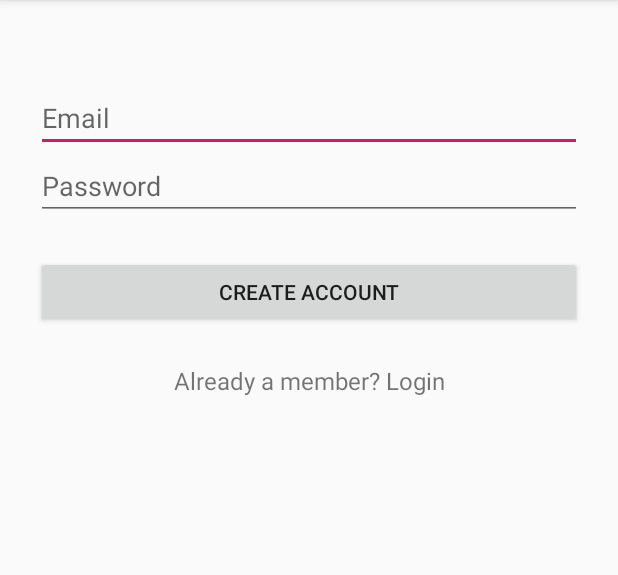
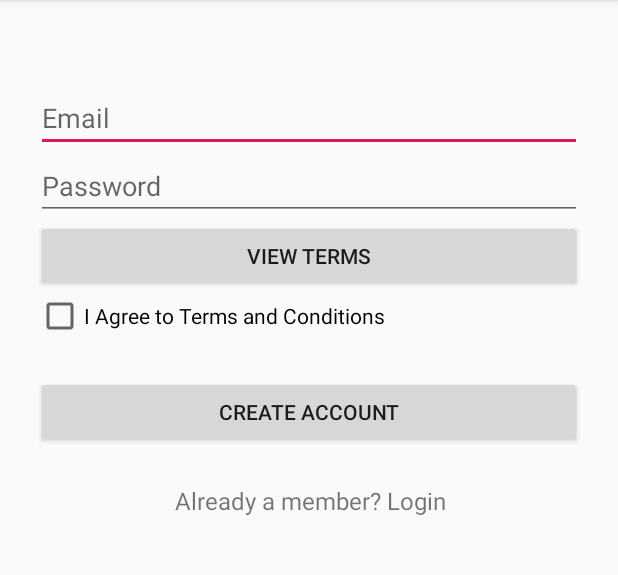
Before and after one commit to zain18/Android-App, an Android app: the signup_activity screen opened directly, with no data from a screen before it, on a phone screen of 412 x 824 dp, the part 84-659 px from its top. Run offline under Robolectric (Android 15) with nearby library versions, the phone set to English and light mode, and no system bars; our stand-ins replace Firebase (no records; nobody signed in at launch, a user with empty details on screens opened directly).

Commit message:
Added terms checkbox and view terms button

```diff
--- a/app/src/main/java/com/example/eversmileproject/MainActivity.java
+++ b/app/src/main/java/com/example/eversmileproject/MainActivity.java
@@ -6,6 +6,7 @@ import android.support.v7.app.AppCompatActivity;
 import android.os.Bundle;
 import android.view.View;
 import android.widget.Button;
+import android.widget.CheckBox;
 import com.google.firebase.auth.FirebaseAuth;
 
 
--- a/app/src/main/java/com/example/eversmileproject/signup_activity.java
+++ b/app/src/main/java/com/example/eversmileproject/signup_activity.java
@@ -12,6 +12,7 @@ import android.widget.EditText;
 import android.widget.ProgressBar;
 import android.widget.TextView;
 import android.widget.Toast;
+import android.widget.CheckBox;
 import com.google.android.gms.tasks.OnCompleteListener;
 import com.google.android.gms.tasks.Task;
 import com.google.firebase.auth.AuthResult;
@@ -28,7 +29,8 @@ public class signup_activity extends AppCompatActivity {
     protected void onCreate(Bundle savedInstanceState) {
         super.onCreate(savedInstanceState);
         setContentView(R.layout.activity_signup_activity);
-        TextView btnSignUp = (TextView) findViewById(R.id.login_page);
+        final TextView btnSignUp = (TextView) findViewById(R.id.login_page);
+        final CheckBox termsCheck = (CheckBox) findViewById(R.id.termsCheckBox); // terms checkbox
         btnSignUp.setOnClickListener(new View.OnClickListener() {
             @Override
             public void onClick(View v) {
@@ -54,19 +56,26 @@ public class signup_activity extends AppCompatActivity {
                     Toast.makeText(getApplicationContext(), "Enter your Password please", Toast.LENGTH_SHORT).show();
                     return;
                 }
+                if (!termsCheck.isChecked()){
+                    Toast.makeText(getApplicationContext(), "Please agree to terms", Toast.LENGTH_SHORT).show();
+                    return;
+                }
                 progressBar.setVisibility(View.VISIBLE);
                 mAuth.createUserWithEmailAndPassword(email, password)
                         .addOnCompleteListener(signup_activity.this, new OnCompleteListener<AuthResult>() {
                             @Override
                             public void onComplete(@NonNull Task<AuthResult> task) {
                                 progressBar.setVisibility(View.GONE);
-                                if (task.isSuccessful()) {
+                                if (task.isSuccessful()){
                                         // Sign in success, update UI with the signed-in user's information
+
                                         Log.d(TAG, "createUserWithEmail:success");
                                         FirebaseUser user = mAuth.getCurrentUser();
                                         Intent intent = new Intent(signup_activity.this, MainActivity.class);
                                         startActivity(intent);
                                         finish();
+
+
                                 } else {
                                     // If sign in fails, display a message to the user.
                                     Log.w(TAG, "createUserWithEmail:failure", task.getException());
--- a/app/src/main/res/layout/activity_signup_activity.xml
+++ b/app/src/main/res/layout/activity_signup_activity.xml
@@ -3,13 +3,14 @@
     android:layout_width="match_parent"
     android:layout_height="match_parent"
     android:fitsSystemWindows="true">
+
     <LinearLayout
         android:layout_width="fill_parent"
         android:layout_height="fill_parent"
         android:orientation="vertical"
         android:paddingLeft="24dp"
-        android:paddingRight="24dp"
-        android:paddingTop="56dp">
+        android:paddingTop="56dp"
+        android:paddingRight="24dp">
         <!-- Email Label -->
         <EditText
             android:id="@+id/input_email"
@@ -26,16 +27,29 @@
             android:inputType="textPassword" />
         <!-- Signup Button -->
         <Button
+            android:id="@+id/termsBtn"
+            android:layout_width="match_parent"
+            android:layout_height="wrap_content"
+            android:text="View Terms" />
+
+        <CheckBox
+            android:id="@+id/termsCheckBox"
+            android:layout_width="match_parent"
+            android:layout_height="wrap_content"
+            android:text="I Agree to Terms and Conditions" />
+
+        <Button
             android:id="@+id/btn_signup"
             android:layout_width="fill_parent"
             android:layout_height="wrap_content"
+            android:layout_marginTop="24dp"
             android:layout_marginBottom="24dp"
-            android:layout_marginTop="24dp"
             android:padding="12dp"
             android:text="Create Account" />
+
         <TextView
             android:id="@+id/login_page"
-            android:layout_width="fill_parent"
+            android:layout_width="365dp"
             android:layout_height="wrap_content"
             android:layout_marginBottom="24dp"
             android:gravity="center"
```
Also changed, not shown: gradle/wrapper/gradle-wrapper.properties. Lines whose indentation alone changed are shown as unchanged.
